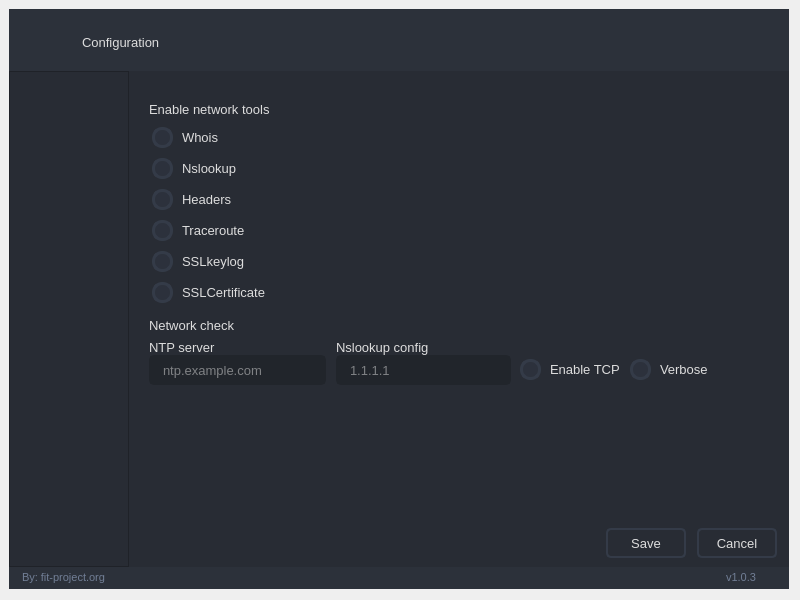
First picture: the form in ui/configuration/configuration.ui, repository fit-project/fit, before the edit.
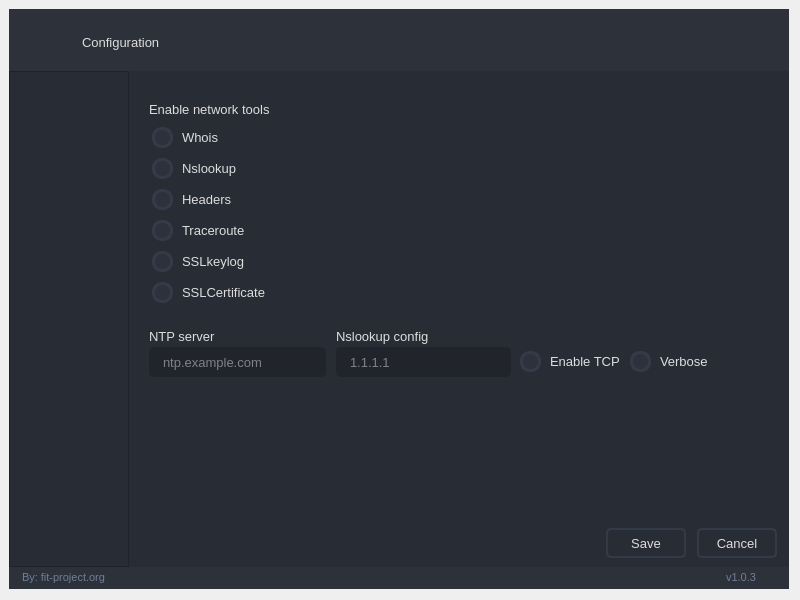
Second picture: the form after the edit. The open tabs and pages were chosen to show the change. Icons and pictures are not drawn.

Diff of the .ui file:
```diff
--- a/ui/configuration/configuration.ui
+++ b/ui/configuration/configuration.ui
@@ -1272,23 +1272,13 @@
                          </widget>
                         </item>
                         <item>
-                         <layout class="QVBoxLayout" name="network_setting_box" stretch="0,0">
+                         <layout class="QVBoxLayout" name="network_setting_box" stretch="0">
+                          <property name="spacing">
+                           <number>10</number>
+                          </property>
                           <property name="topMargin">
-                           <number>0</number>
+                           <number>10</number>
                           </property>
-                          <item>
-                           <widget class="QLabel" name="network_check_box_title">
-                            <property name="text">
-                             <string>Network check</string>
-                            </property>
-                            <property name="scaledContents">
-                             <bool>false</bool>
-                            </property>
-                            <property name="margin">
-                             <number>0</number>
-                            </property>
-                           </widget>
-                          </item>
                           <item>
                            <widget class="QFrame" name="network_check_box_row">
                             <layout class="QHBoxLayout" name="ntp_and_nslookup" stretch="1,2">
@@ -1335,7 +1325,7 @@
                                   </property>
                                   <layout class="QVBoxLayout" name="ntp_layout">
                                    <property name="spacing">
-                                    <number>0</number>
+                                    <number>3</number>
                                    </property>
                                    <property name="leftMargin">
                                     <number>0</number>
@@ -1357,9 +1347,15 @@
                                        <height>16</height>
                                       </size>
                                      </property>
+                                     <property name="lineWidth">
+                                      <number>1</number>
+                                     </property>
                                      <property name="text">
                                       <string>NTP server</string>
                                      </property>
+                                     <property name="margin">
+                                      <number>0</number>
+                                     </property>
                                     </widget>
                                    </item>
                                    <item>
@@ -1372,7 +1368,7 @@
                                      </property>
                                      <layout class="QHBoxLayout" name="horizontalLayout_11" stretch="0">
                                       <property name="spacing">
-                                       <number>-1</number>
+                                       <number>6</number>
                                       </property>
                                       <property name="leftMargin">
                                        <number>0</number>
@@ -1439,7 +1435,7 @@
                                   </property>
                                   <layout class="QVBoxLayout" name="nslookup_layout">
                                    <property name="spacing">
-                                    <number>0</number>
+                                    <number>3</number>
                                    </property>
                                    <property name="leftMargin">
                                     <number>0</number>
@@ -1473,7 +1469,7 @@
                                      </property>
                                      <layout class="QHBoxLayout" name="horizontalLayout_14">
                                       <property name="spacing">
-                                       <number>-1</number>
+                                       <number>6</number>
                                       </property>
                                       <property name="leftMargin">
                                        <number>0</number>
```
Left out of the diff: 11 changed lines with no effect on the pictures.
